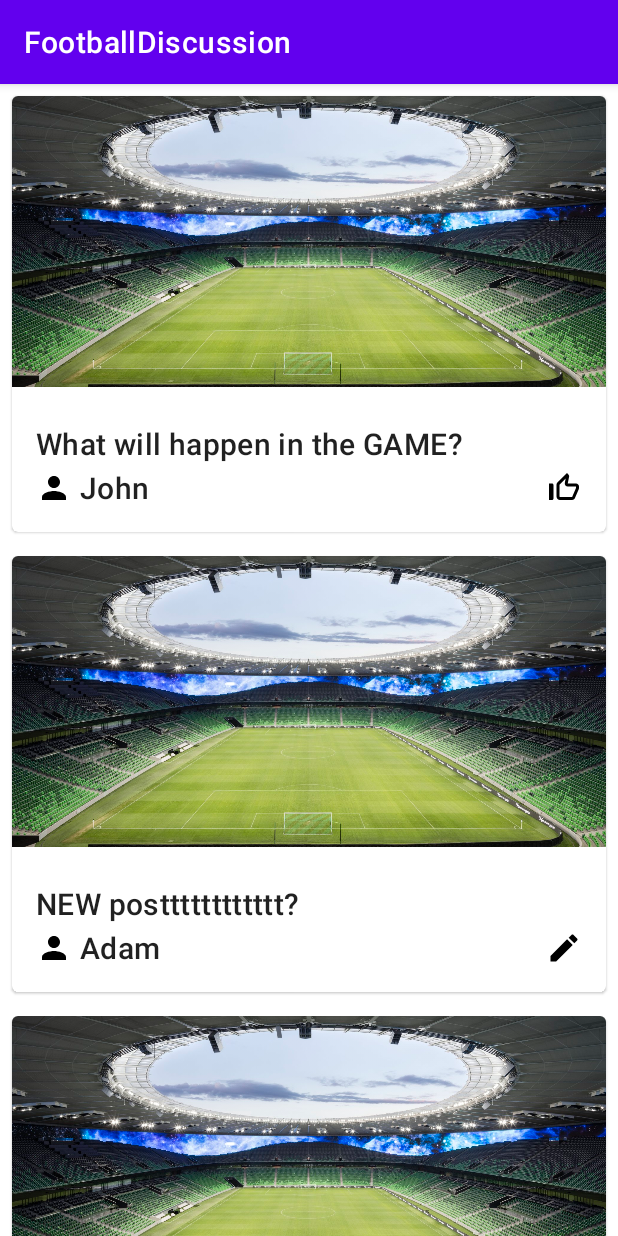
After one commit to DevelopGenius/FootballDiscussionFinalProject, an Android app: the fragment UserPostsFragment shown on its own in the app's theme, on a phone screen of 412 x 824 dp. The commit adds this screen. Run offline under Robolectric (Android 15) with nearby library versions, the phone set to English and light mode, and no system bars; our stand-ins replace Room's generated code.

Commit message:
Adding basic user posts page

```diff
--- a/app/src/main/java/com/example/footballdiscussion/fragments/LoginPageFragment.java
+++ b/app/src/main/java/com/example/footballdiscussion/fragments/LoginPageFragment.java
@@ -3,6 +3,7 @@ package com.example.footballdiscussion.fragments;
 import androidx.lifecycle.ViewModelProvider;
 
 import android.content.Context;
+import android.content.Intent;
 import android.os.Bundle;
 
 import androidx.annotation.NonNull;
@@ -14,6 +15,7 @@ import android.view.LayoutInflater;
 import android.view.View;
 import android.view.ViewGroup;
 import com.example.footballdiscussion.databinding.FragmentLoginPageBinding;
+import com.example.footballdiscussion.view_modals.LoginPageViewModel;
 
 public class LoginPageFragment extends Fragment {
 
--- a/app/src/main/java/com/example/footballdiscussion/fragments/UpcomingGamesFragment.java
+++ b/app/src/main/java/com/example/footballdiscussion/fragments/UpcomingGamesFragment.java
@@ -17,6 +17,7 @@ import android.view.ViewGroup;
 
 import com.example.footballdiscussion.databinding.FragmentUpcomingGamesBinding;
 import com.example.footballdiscussion.fragments.recycler_adapters.UpcomingGamesRecyclerAdapter;
+import com.example.footballdiscussion.view_modals.UpcomingGamesViewModel;
 
 public class UpcomingGamesFragment extends Fragment {
 
--- /dev/null
+++ b/app/src/main/java/com/example/footballdiscussion/fragments/UserPostsFragment.java
@@ -0,0 +1,52 @@
+package com.example.footballdiscussion.fragments;
+
+import androidx.lifecycle.ViewModelProvider;
+
+import android.content.Context;
+import android.os.Bundle;
+
+import androidx.annotation.NonNull;
+import androidx.annotation.Nullable;
+import androidx.fragment.app.Fragment;
+import androidx.recyclerview.widget.LinearLayoutManager;
+
+import android.util.Log;
+import android.view.LayoutInflater;
+import android.view.View;
+import android.view.ViewGroup;
+
+import com.example.footballdiscussion.databinding.FragmentUserPostsBinding;
+import com.example.footballdiscussion.fragments.recycler_adapters.UserPostsRecyclerAdapter;
+import com.example.footballdiscussion.view_modals.UserPostsViewModel;
+
+public class UserPostsFragment extends Fragment {
+
+    private UserPostsViewModel viewModel;
+    private UserPostsRecyclerAdapter userPostsRecyclerAdapter;
+    private FragmentUserPostsBinding binding;
+    public static UserPostsFragment newInstance() {
+        return new UserPostsFragment();
+    }
+
+    @Override
+    public View onCreateView(@NonNull LayoutInflater inflater, @Nullable ViewGroup container,
+                             @Nullable Bundle savedInstanceState) {
+        binding = FragmentUserPostsBinding.inflate(inflater, container, false);
+        binding.userPostsRecyclerView.setHasFixedSize(true);
+        binding.userPostsRecyclerView.setLayoutManager(new LinearLayoutManager(getContext()));
+        userPostsRecyclerAdapter = new UserPostsRecyclerAdapter(getLayoutInflater(), this.viewModel.getUserPosts());
+        binding.userPostsRecyclerView.setAdapter(this.userPostsRecyclerAdapter);
+
+        userPostsRecyclerAdapter.setOnItemClickListener(pos -> {
+            Log.d("TAG", "Clicked Row " + pos);
+        });
+        return binding.getRoot();
+    }
+
+    @Override
+    public void onAttach(@NonNull Context context) {
+        super.onAttach(context);
+        viewModel = new ViewModelProvider(this).get(UserPostsViewModel.class);
+
+    }
+}
--- a/app/src/main/java/com/example/footballdiscussion/fragments/recycler_adapters/UpcomingGamesRecyclerAdapter.java
+++ b/app/src/main/java/com/example/footballdiscussion/fragments/recycler_adapters/UpcomingGamesRecyclerAdapter.java
@@ -2,7 +2,6 @@ package com.example.footballdiscussion.fragments.recycler_adapters;
 
 
 import android.view.LayoutInflater;
-import android.view.View;
 import android.view.ViewGroup;
 
 
@@ -10,7 +9,6 @@ import androidx.annotation.NonNull;
 import androidx.recyclerview.widget.RecyclerView;
 
 import com.example.footballdiscussion.databinding.FragmentUpcomingGameRowBinding;
-import com.example.footballdiscussion.databinding.FragmentUpcomingGamesBinding;
 import com.example.footballdiscussion.models.entities.UpcomingGame;
 
 import java.util.List;
--- /dev/null
+++ b/app/src/main/java/com/example/footballdiscussion/fragments/recycler_adapters/UserPostsRecyclerAdapter.java
@@ -0,0 +1,79 @@
+package com.example.footballdiscussion.fragments.recycler_adapters;
+
+import android.view.LayoutInflater;
+import android.view.ViewGroup;
+
+import androidx.annotation.NonNull;
+import androidx.recyclerview.widget.RecyclerView;
+
+import com.example.footballdiscussion.R;
+import com.example.footballdiscussion.databinding.FragmentUserPostRowBinding;
+import com.example.footballdiscussion.models.entities.UserPost;
+
+import java.util.List;
+
+class UserPostsViewHolder extends RecyclerView.ViewHolder {
+    private FragmentUserPostRowBinding binding;
+
+    public UserPostsViewHolder(@NonNull FragmentUserPostRowBinding binding, UserPostsRecyclerAdapter.OnItemClickListener listener, List<UserPost> data) {
+        super(binding.getRoot());
+        this.binding = binding;
+        itemView.setOnClickListener(view -> listener.onItemClick(getAdapterPosition()));
+    }
+
+    public void bind(UserPost userPost) {
+        if (userPost.isOwnPost()) {
+            binding.userPostRowEditLikeIcon.setImageResource(R.drawable.baseline_edit_24);
+        } else {
+            binding.userPostRowEditLikeIcon.setImageResource(userPost.isLiked() ?
+                    R.drawable.baseline_thumb_up_alt_24 : R.drawable.baseline_thumb_up_off_alt_24);
+        }
+        binding.userPostRowTitle.setText(userPost.getPostTitle());
+        binding.userPostRowUsername.setText(userPost.getUsername());
+    }
+}
+
+
+public class UserPostsRecyclerAdapter extends RecyclerView.Adapter<UserPostsViewHolder> {
+    List<UserPost> data;
+    LayoutInflater inflater;
+    OnItemClickListener listener;
+
+    public static interface OnItemClickListener {
+        void onItemClick(int pos);
+    }
+
+    public UserPostsRecyclerAdapter(LayoutInflater inflater, List<UserPost> data) {
+        this.inflater = inflater;
+        this.data = data;
+    }
+
+    public void setData(List<UserPost> data) {
+        this.data = data;
+        notifyDataSetChanged();
+    }
+
+
+    public void setOnItemClickListener(OnItemClickListener listener) {
+        this.listener = listener;
+    }
+
+    @Override
+    public void onBindViewHolder(@NonNull UserPostsViewHolder holder, int position) {
+        holder.bind(data.get(position));
+    }
+
+    @Override
+    public int getItemCount() {
+        if (data == null) return 0;
+        return data.size();
+    }
+
+
+    @NonNull
+    @Override
+    public UserPostsViewHolder onCreateViewHolder(@NonNull ViewGroup parent, int viewType) {
+        FragmentUserPostRowBinding binding = FragmentUserPostRowBinding.inflate(this.inflater, parent, false);
+        return new UserPostsViewHolder(binding, listener, data);
+    }
+}
--- /dev/null
+++ b/app/src/main/java/com/example/footballdiscussion/models/entities/UserPost.java
@@ -0,0 +1,93 @@
+package com.example.footballdiscussion.models.entities;
+
+import androidx.annotation.NonNull;
+import androidx.room.Ignore;
+import androidx.room.PrimaryKey;
+
+public class UserPost {
+    @PrimaryKey
+    @NonNull
+    private String id;
+    private String userId;
+    private String username;
+    private String postTitle;
+    private String imageUrl;
+    private boolean isOwnPost;
+    private boolean isLiked;
+
+    public UserPost(@NonNull String id, String userId, String username, String postTitle, String imageUrl, boolean isOwnPost, boolean isLiked) {
+        this.id = id;
+        this.userId = userId;
+        this.username = username;
+        this.postTitle = postTitle;
+        this.imageUrl = imageUrl;
+        this.isOwnPost = isOwnPost;
+        this.isLiked = isLiked;
+    }
+
+    @Ignore
+    public UserPost(String userId, String username, String postTitle, String imageUrl) {
+        this.userId = userId;
+        this.username = username;
+        this.postTitle = postTitle;
+        this.imageUrl = imageUrl;
+    }
+
+
+    @NonNull
+    public String getId() {
+        return id;
+    }
+
+    public void setId(@NonNull String id) {
+        this.id = id;
+    }
+
+    public String getUserId() {
+        return userId;
+    }
+
+    public void setUserId(String userId) {
+        this.userId = userId;
+    }
+
+    public String getUsername() {
+        return username;
+    }
+
+    public void setUsername(String username) {
+        this.username = username;
+    }
+
+    public String getPostTitle() {
+        return postTitle;
+    }
+
+    public void setPostTitle(String postTitle) {
+        this.postTitle = postTitle;
+    }
+
+    public String getImageUrl() {
+        return imageUrl;
+    }
+
+    public void setImageUrl(String imageUrl) {
+        this.imageUrl = imageUrl;
+    }
+
+    public boolean isOwnPost() {
+        return isOwnPost;
+    }
+
+    public void setOwnPost(boolean ownPost) {
+        isOwnPost = ownPost;
+    }
+
+    public boolean isLiked() {
+        return isLiked;
+    }
+
+    public void setLiked(boolean liked) {
+        isLiked = liked;
+    }
+}
--- a/app/src/main/java/com/example/footballdiscussion/fragments/LoginPageViewModel.java
+++ b/app/src/main/java/com/example/footballdiscussion/view_modals/LoginPageViewModel.java
@@ -1,4 +1,4 @@
-package com.example.footballdiscussion.fragments;
+package com.example.footballdiscussion.view_modals;
 
 import androidx.lifecycle.ViewModel;
 
--- a/app/src/main/java/com/example/footballdiscussion/fragments/RegisterPageViewModel.java
+++ b/app/src/main/java/com/example/footballdiscussion/view_modals/RegisterPageViewModel.java
@@ -1,4 +1,4 @@
-package com.example.footballdiscussion.fragments;
+package com.example.footballdiscussion.view_modals;
 
 import androidx.lifecycle.ViewModel;
 
--- a/app/src/main/java/com/example/footballdiscussion/fragments/UpcomingGamesViewModel.java
+++ b/app/src/main/java/com/example/footballdiscussion/view_modals/UpcomingGamesViewModel.java
@@ -1,4 +1,4 @@
-package com.example.footballdiscussion.fragments;
+package com.example.footballdiscussion.view_modals;
 
 import androidx.lifecycle.ViewModel;
 
--- /dev/null
+++ b/app/src/main/java/com/example/footballdiscussion/view_modals/UserPostsViewModel.java
@@ -0,0 +1,22 @@
+package com.example.footballdiscussion.view_modals;
+
+import androidx.lifecycle.ViewModel;
+
+import com.example.footballdiscussion.models.entities.UpcomingGame;
+import com.example.footballdiscussion.models.entities.UserPost;
+
+import java.util.ArrayList;
+import java.util.Date;
+import java.util.List;
+
+public class UserPostsViewModel extends ViewModel {
+    public List<UserPost> getUserPosts() {
+        List<UserPost> list = new ArrayList<>();
+        list.add(new UserPost("1","1","John", "What will happen in the GAME?", "URL", false, false));
+        list.add(new UserPost("2","2","Adam", "NEW postttttttttttt?", "URL", true, false));
+        list.add(new UserPost("3","1","John", "What will happen in the GAME?", "URL", false, true));
+        list.add(new UserPost("4","1","John", "What will happen in the GAME?", "URL", false, false));
+
+        return list;
+    }
+}
--- /dev/null
+++ b/app/src/main/res/drawable/baseline_person_24.xml
@@ -0,0 +1,5 @@
+<vector android:height="24dp" android:tint="#000000"
+    android:viewportHeight="24" android:viewportWidth="24"
+    android:width="24dp" xmlns:android="http://schemas.android.com/apk/res/android">
+    <path android:fillColor="@android:color/white" android:pathData="M12,12c2.21,0 4,-1.79 4,-4s-1.79,-4 -4,-4 -4,1.79 -4,4 1.79,4 4,4zM12,14c-2.67,0 -8,1.34 -8,4v2h16v-2c0,-2.66 -5.33,-4 -8,-4z"/>
+</vector>
--- /dev/null
+++ b/app/src/main/res/drawable/baseline_thumb_up_alt_24.xml
@@ -0,0 +1,5 @@
+<vector android:height="24dp" android:tint="#000000"
+    android:viewportHeight="24" android:viewportWidth="24"
+    android:width="24dp" xmlns:android="http://schemas.android.com/apk/res/android">
+    <path android:fillColor="@android:color/white" android:pathData="M2,20h2c0.55,0 1,-0.45 1,-1v-9c0,-0.55 -0.45,-1 -1,-1L2,9v11zM21.83,12.88c0.11,-0.25 0.17,-0.52 0.17,-0.8L22,11c0,-1.1 -0.9,-2 -2,-2h-5.5l0.92,-4.65c0.05,-0.22 0.02,-0.46 -0.08,-0.66 -0.23,-0.45 -0.52,-0.86 -0.88,-1.22L14,2 7.59,8.41C7.21,8.79 7,9.3 7,9.83v7.84C7,18.95 8.05,20 9.34,20h8.11c0.7,0 1.36,-0.37 1.72,-0.97l2.66,-6.15z"/>
+</vector>
--- /dev/null
+++ b/app/src/main/res/drawable/baseline_thumb_up_off_alt_24.xml
@@ -0,0 +1,5 @@
+<vector android:height="24dp" android:tint="#000000"
+    android:viewportHeight="24" android:viewportWidth="24"
+    android:width="24dp" xmlns:android="http://schemas.android.com/apk/res/android">
+    <path android:fillColor="@android:color/white" android:pathData="M13.11,5.72l-0.57,2.89c-0.12,0.59 0.04,1.2 0.42,1.66 0.38,0.46 0.94,0.73 1.54,0.73H20v1.08L17.43,18H9.34c-0.18,0 -0.34,-0.16 -0.34,-0.34V9.82l4.11,-4.1M14,2L7.59,8.41C7.21,8.79 7,9.3 7,9.83v7.83C7,18.95 8.05,20 9.34,20h8.1c0.71,0 1.36,-0.37 1.72,-0.97l2.67,-6.15c0.11,-0.25 0.17,-0.52 0.17,-0.8V11c0,-1.1 -0.9,-2 -2,-2h-5.5l0.92,-4.65c0.05,-0.22 0.02,-0.46 -0.08,-0.66 -0.23,-0.45 -0.52,-0.86 -0.88,-1.22L14,2zM4,9H2v11h2c0.55,0 1,-0.45 1,-1v-9c0,-0.55 -0.45,-1 -1,-1z"/>
+</vector>
--- /dev/null
+++ b/app/src/main/res/layout/fragment_user_post_row.xml
@@ -0,0 +1,83 @@
+<?xml version="1.0" encoding="utf-8"?>
+<androidx.constraintlayout.widget.ConstraintLayout xmlns:android="http://schemas.android.com/apk/res/android"
+    xmlns:app="http://schemas.android.com/apk/res-auto"
+    xmlns:tools="http://schemas.android.com/tools"
+    android:layout_width="match_parent"
+    android:layout_height="wrap_content">
+
+    <com.google.android.material.card.MaterialCardView
+        android:id="@+id/card"
+        android:layout_width="match_parent"
+        android:layout_height="wrap_content"
+        android:layout_margin="8dp"
+        app:layout_constraintBottom_toBottomOf="parent"
+        app:layout_constraintStart_toStartOf="parent"
+        app:layout_constraintTop_toTopOf="parent">
+
+        <LinearLayout
+            android:layout_width="match_parent"
+            android:layout_height="wrap_content"
+            android:orientation="vertical">
+
+            <ImageView
+                android:id="@+id/user_post_row_image"
+                android:layout_width="match_parent"
+                android:layout_height="194dp"
+                android:scaleType="centerCrop"
+                app:srcCompat="@drawable/football_stadium" />
+
+            <LinearLayout
+                android:layout_width="match_parent"
+                android:layout_height="wrap_content"
+                android:orientation="vertical"
+                android:padding="16dp">
+
+                <TextView
+                    android:id="@+id/user_post_row_title"
+                    android:layout_width="wrap_content"
+                    android:layout_height="wrap_content"
+                    android:layout_marginTop="8dp"
+                    android:text="User post title"
+                    android:textAppearance="?attr/textAppearanceHeadline6" />
+
+                <androidx.constraintlayout.widget.ConstraintLayout
+                    android:layout_width="match_parent"
+                    android:layout_height="wrap_content"
+                    android:layout_marginTop="2dp">
+
+                    <ImageButton
+                        android:id="@+id/user_post_row_user_icon"
+                        android:layout_width="wrap_content"
+                        android:layout_height="wrap_content"
+                        android:background="@android:color/transparent"
+                        android:src="@drawable/baseline_person_24"
+                        app:layout_constraintTop_toTopOf="parent"
+                        app:layout_constraintBottom_toBottomOf="parent"
+                        app:layout_constraintEnd_toStartOf="@+id/user_post_row_username"
+                        app:layout_constraintStart_toStartOf="parent" />
+
+                    <TextView
+                        android:id="@+id/user_post_row_username"
+                        android:layout_width="wrap_content"
+                        android:layout_height="wrap_content"
+                        android:text="Username"
+                        android:textAppearance="?attr/textAppearanceHeadline6"
+                        android:layout_marginLeft="5dp"
+                        app:layout_constraintBottom_toBottomOf="parent"
+                        app:layout_constraintStart_toEndOf="@id/user_post_row_user_icon" />
+
+                    <ImageButton
+                        android:id="@+id/user_post_row_edit_like_icon"
+                        android:layout_width="wrap_content"
+                        android:layout_height="wrap_content"
+                        android:background="@android:color/transparent"
+                        android:src="@drawable/baseline_thumb_up_off_alt_24"
+                        app:layout_constraintEnd_toEndOf="parent"
+                        app:layout_constraintTop_toTopOf="parent"
+                        app:layout_constraintBottom_toBottomOf="parent"/>
+
+                </androidx.constraintlayout.widget.ConstraintLayout>
+            </LinearLayout>
+        </LinearLayout>
+    </com.google.android.material.card.MaterialCardView>
+</androidx.constraintlayout.widget.ConstraintLayout>
--- /dev/null
+++ b/app/src/main/res/layout/fragment_user_posts.xml
@@ -0,0 +1,29 @@
+<?xml version="1.0" encoding="utf-8"?>
+<androidx.constraintlayout.widget.ConstraintLayout xmlns:android="http://schemas.android.com/apk/res/android"
+xmlns:app="http://schemas.android.com/apk/res-auto"
+xmlns:tools="http://schemas.android.com/tools"
+android:layout_width="match_parent"
+android:layout_height="match_parent"
+tools:context=".fragments.UserPostsFragment">
+
+<androidx.swiperefreshlayout.widget.SwipeRefreshLayout
+    android:id="@+id/user_posts_swipe_refresh"
+    android:layout_width="0dp"
+    android:layout_height="0dp"
+    app:layout_constraintBottom_toBottomOf="parent"
+    app:layout_constraintEnd_toEndOf="parent"
+    app:layout_constraintHorizontal_bias="0.0"
+    app:layout_constraintStart_toStartOf="parent"
+    app:layout_constraintTop_toTopOf="parent">
+    <androidx.recyclerview.widget.RecyclerView
+        android:id="@+id/user_posts_recycler_view"
+        android:layout_width="0dp"
+        android:layout_height="0dp"
+        app:layout_constraintBottom_toBottomOf="parent"
+        app:layout_constraintEnd_toEndOf="parent"
+        app:layout_constraintHorizontal_bias="0.0"
+        app:layout_constraintStart_toStartOf="parent"
+        app:layout_constraintTop_toTopOf="parent" />
+</androidx.swiperefreshlayout.widget.SwipeRefreshLayout>
+
+</androidx.constraintlayout.widget.ConstraintLayout>
```
Also changed, not shown: app/src/main/java/com/example/footballdiscussion/fragments/RegisterPageFragment.java (+1 -6 lines).
